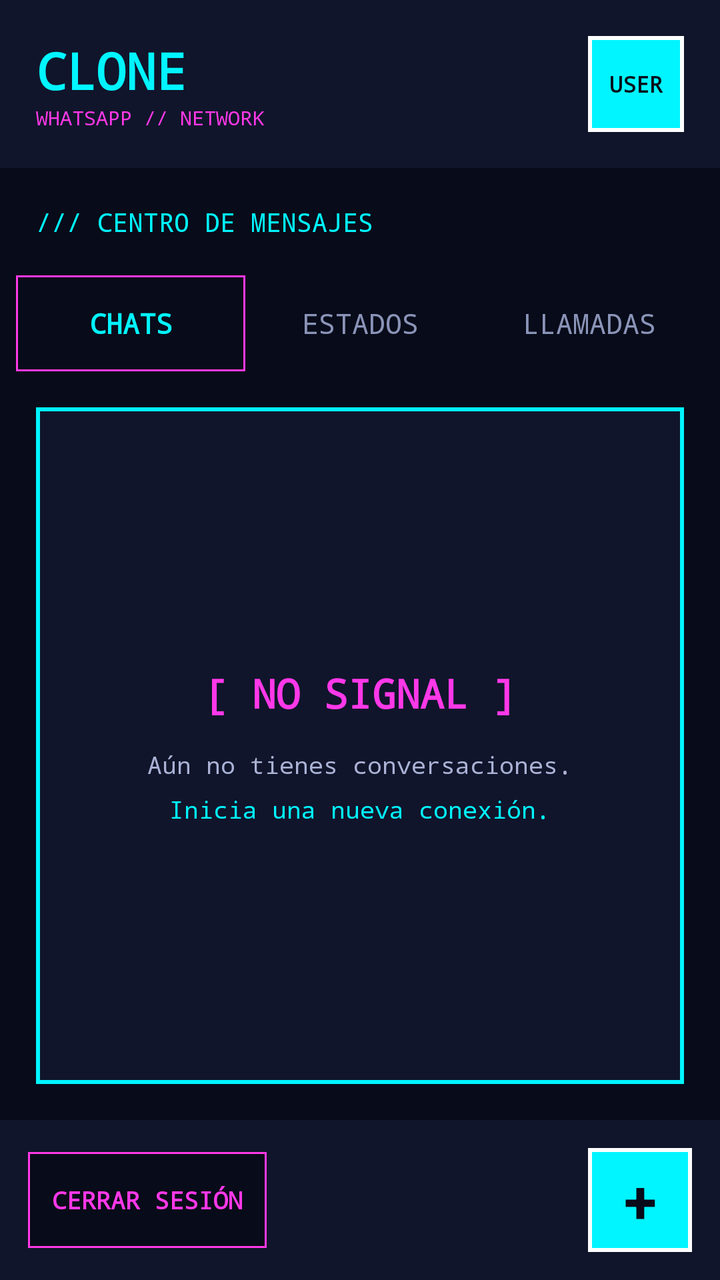
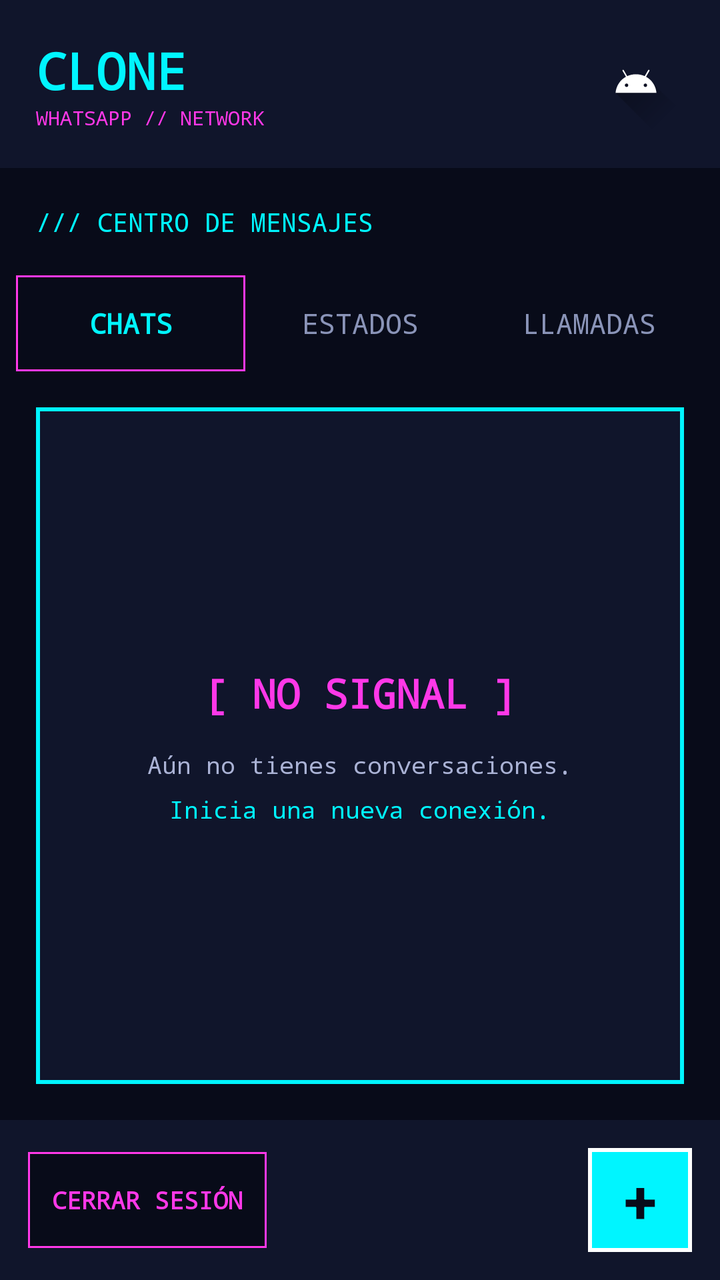

The first picture is an Android layout as it rendered before a commit; the second is the same layout after the commit. The layout source and the unified diff follow.
<!-- AndroidManifest.xml: application theme Theme.CloneWhatsApp -->
<!-- res/layout/activity_home.xml -->
<?xml version="1.0" encoding="utf-8"?>
<LinearLayout xmlns:android="http://schemas.android.com/apk/res/android"
    android:layout_width="match_parent"
    android:layout_height="match_parent"
    android:orientation="vertical"
    android:background="#080B19">

    
    <LinearLayout
        android:layout_width="match_parent"
        android:layout_height="wrap_content"
        android:orientation="horizontal"
        android:gravity="center_vertical"
        android:padding="18dp"
        android:background="#10152B">

        <LinearLayout
            android:layout_width="0dp"
            android:layout_height="wrap_content"
            android:layout_weight="1"
            android:orientation="vertical">

            <TextView
                android:layout_width="wrap_content"
                android:layout_height="wrap_content"
                android:text="CLONE"
                android:textColor="#00F5FF"
                android:textSize="25sp"
                android:textStyle="bold"
                android:fontFamily="monospace" />

            <TextView
                android:layout_width="wrap_content"
                android:layout_height="wrap_content"
                android:text="WHATSAPP // NETWORK"
                android:textColor="#FF38E8"
                android:textSize="10sp"
                android:fontFamily="monospace" />
        </LinearLayout>

        <TextView
            android:id="@+id/tvPerfil"
            android:layout_width="48dp"
            android:layout_height="48dp"
            android:gravity="center"
            android:text="USER"
            android:textColor="#080B19"
            android:textStyle="bold"
            android:textSize="11sp"
            android:fontFamily="monospace"
            android:background="@drawable/bg_neon_button" />

    </LinearLayout>

    
    <TextView
        android:layout_width="match_parent"
        android:layout_height="wrap_content"
        android:text="/// CENTRO DE MENSAJES"
        android:textColor="#00F5FF"
        android:textSize="13sp"
        android:fontFamily="monospace"
        android:padding="18dp" />

    
    <LinearLayout
        android:layout_width="match_parent"
        android:layout_height="48dp"
        android:orientation="horizontal"
        android:paddingHorizontal="8dp">

        <TextView
            android:id="@+id/tabChats"
            android:layout_width="0dp"
            android:layout_height="match_parent"
            android:layout_weight="1"
            android:gravity="center"
            android:text="CHATS"
            android:textColor="#00F5FF"
            android:textStyle="bold"
            android:fontFamily="monospace"
            android:background="@drawable/bg_neon_input" />

        <TextView
            android:id="@+id/tabEstados"
            android:layout_width="0dp"
            android:layout_height="match_parent"
            android:layout_weight="1"
            android:gravity="center"
            android:text="ESTADOS"
            android:textColor="#8A94B8"
            android:fontFamily="monospace" />

        <TextView
            android:id="@+id/tabLlamadas"
            android:layout_width="0dp"
            android:layout_height="match_parent"
            android:layout_weight="1"
            android:gravity="center"
            android:text="LLAMADAS"
            android:textColor="#8A94B8"
            android:fontFamily="monospace" />

    </LinearLayout>

    
    <FrameLayout
        android:layout_width="match_parent"
        android:layout_height="0dp"
        android:layout_weight="1"
        android:padding="18dp">

        <LinearLayout
            android:id="@+id/contenidoChats"
            android:layout_width="match_parent"
            android:layout_height="match_parent"
            android:orientation="vertical"
            android:gravity="center"
            android:background="@drawable/bg_neon_panel"
            android:padding="20dp">

            <TextView
                android:layout_width="wrap_content"
                android:layout_height="wrap_content"
                android:text="[ NO SIGNAL ]"
                android:textColor="#FF38E8"
                android:textSize="20sp"
                android:textStyle="bold"
                android:fontFamily="monospace" />

            <TextView
                android:layout_width="wrap_content"
                android:layout_height="wrap_content"
                android:text="Aún no tienes conversaciones."
                android:textColor="#AAB2D5"
                android:textSize="12sp"
                android:fontFamily="monospace"
                android:layout_marginTop="14dp" />

            <TextView
                android:layout_width="wrap_content"
                android:layout_height="wrap_content"
                android:text="Inicia una nueva conexión."
                android:textColor="#00F5FF"
                android:textSize="12sp"
                android:fontFamily="monospace"
                android:layout_marginTop="6dp" />

        </LinearLayout>

    </FrameLayout>

    
    <LinearLayout
        android:layout_width="match_parent"
        android:layout_height="wrap_content"
        android:orientation="horizontal"
        android:gravity="center_vertical"
        android:padding="14dp"
        android:background="#10152B">

        <TextView
            android:id="@+id/btnCerrarSesion"
            android:layout_width="wrap_content"
            android:layout_height="48dp"
            android:gravity="center"
            android:text="CERRAR SESIÓN"
            android:textColor="#FF38E8"
            android:textSize="12sp"
            android:textStyle="bold"
            android:fontFamily="monospace"
            android:paddingHorizontal="12dp"
            android:background="@drawable/bg_neon_input" />

        <View
            android:layout_width="0dp"
            android:layout_height="1dp"
            android:layout_weight="1" />

        <TextView
            android:id="@+id/btnNuevoChat"
            android:layout_width="52dp"
            android:layout_height="52dp"
            android:gravity="center"
            android:text="+"
            android:textColor="#080B19"
            android:textSize="30sp"
            android:textStyle="bold"
            android:background="@drawable/bg_neon_button" />

    </LinearLayout>

</LinearLayout>
<!-- resources referenced by this layout -->
<resources>
  <!-- drawable bg_neon_button (drawable) -->
  <?xml version="1.0" encoding="utf-8"?>
  <shape xmlns:android="http://schemas.android.com/apk/res/android">
  
      <solid android:color="#00F5FF"/>
  
      <stroke
          android:width="2dp"
          android:color="#FFFFFF"/>
  
      <corners android:radius="0dp"/>
  
  </shape>
  <!-- drawable bg_neon_input (drawable) -->
  <?xml version="1.0" encoding="utf-8"?>
  <shape xmlns:android="http://schemas.android.com/apk/res/android">
  
      <solid android:color="#080B19"/>
  
      <stroke
          android:width="1dp"
          android:color="#FF38E8"/>
  
      <corners android:radius="0dp"/>
  
  </shape>
  <!-- drawable bg_neon_panel (drawable) -->
  <?xml version="1.0" encoding="utf-8"?>
  <shape xmlns:android="http://schemas.android.com/apk/res/android">
  
      <solid android:color="#10152B"/>
  
      <stroke
          android:width="2dp"
          android:color="#00F5FF"/>
  
      <corners android:radius="0dp"/>
  
      <padding
          android:left="4dp"
          android:top="4dp"
          android:right="4dp"
          android:bottom="4dp"/>
  
  </shape>
  <style name="Theme.CloneWhatsApp" parent="Base.Theme.CloneWhatsApp" />
  <style name="Base.Theme.CloneWhatsApp" parent="Theme.Material3.DayNight.NoActionBar">
          
          
      </style>
</resources>

<!-- the commit's change to res/layout/activity_home.xml (unified diff, before → after) -->
@@ -38,17 +38,15 @@
                 android:fontFamily="monospace" />
         </LinearLayout>
 
-        <TextView
-            android:id="@+id/tvPerfil"
+        <ImageView
+            android:id="@+id/ivFotoHome"
             android:layout_width="48dp"
             android:layout_height="48dp"
-            android:gravity="center"
-            android:text="USER"
-            android:textColor="#080B19"
-            android:textStyle="bold"
-            android:textSize="11sp"
-            android:fontFamily="monospace"
-            android:background="@drawable/bg_neon_button" />
+            android:src="@drawable/ic_launcher_foreground"
+            android:scaleType="centerCrop"
+            android:contentDescription="Foto de perfil"
+            android:clickable="true"
+            android:focusable="true" />
 
     </LinearLayout>
 
<!-- resource entries referenced after the edit -->
@@ -45,6 +45,37 @@
           android:bottom="4dp"/>
   
   </shape>
+  <!-- drawable ic_launcher_foreground (drawable) -->
+  <vector xmlns:android="http://schemas.android.com/apk/res/android"
+      xmlns:aapt="http://schemas.android.com/aapt"
+      android:width="108dp"
+      android:height="108dp"
+      android:viewportWidth="108"
+      android:viewportHeight="108">
+      <path android:pathData="M31,63.928c0,0 6.4,-11 12.1,-13.1c7.2,-2.6 26,-1.4 26,-1.4l38.1,38.1L107,108.928l-32,-1L31,63.928z">
+          <aapt:attr name="android:fillColor">
+              <gradient
+                  android:endX="85.84757"
+                  android:endY="92.4963"
+                  android:startX="42.9492"
+                  android:startY="49.59793"
+                  android:type="linear">
+                  <item
+                      android:color="#44000000"
+                      android:offset="0.0" />
+                  <item
+                      android:color="#00000000"
+                      android:offset="1.0" />
+              </gradient>
+          </aapt:attr>
+      </path>
+      <path
+          android:fillColor="#FFFFFF"
+          android:fillType="nonZero"
+          android:pathData="M65.3,45.828l3.8,-6.6c0.2,-0.4 0.1,-0.9 -0.3,-1.1c-0.4,-0.2 -0.9,-0.1 -1.1,0.3l-3.9,6.7c-6.3,-2.8 -13.4,-2.8 -19.7,0l-3.9,-6.7c-0.2,-0.4 -0.7,-0.5 -1.1,-0.3C38.8,38.328 38.7,38.828 38.9,39.228l3.8,6.6C36.2,49.428 31.7,56.028 31,63.928h46C76.3,56.028 71.8,49.428 65.3,45.828zM43.4,57.328c-0.8,0 -1.5,-0.5 -1.8,-1.2c-0.3,-0.7 -0.1,-1.5 0.4,-2.1c0.5,-0.5 1.4,-0.7 2.1,-0.4c0.7,0.3 1.2,1 1.2,1.8C45.3,56.528 44.5,57.328 43.4,57.328L43.4,57.328zM64.6,57.328c-0.8,0 -1.5,-0.5 -1.8,-1.2s-0.1,-1.5 0.4,-2.1c0.5,-0.5 1.4,-0.7 2.1,-0.4c0.7,0.3 1.2,1 1.2,1.8C66.5,56.528 65.6,57.328 64.6,57.328L64.6,57.328z"
+          android:strokeWidth="1"
+          android:strokeColor="#00000000" />
+  </vector>
   <style name="Theme.CloneWhatsApp" parent="Base.Theme.CloneWhatsApp" />
   <style name="Base.Theme.CloneWhatsApp" parent="Theme.Material3.DayNight.NoActionBar">
           
